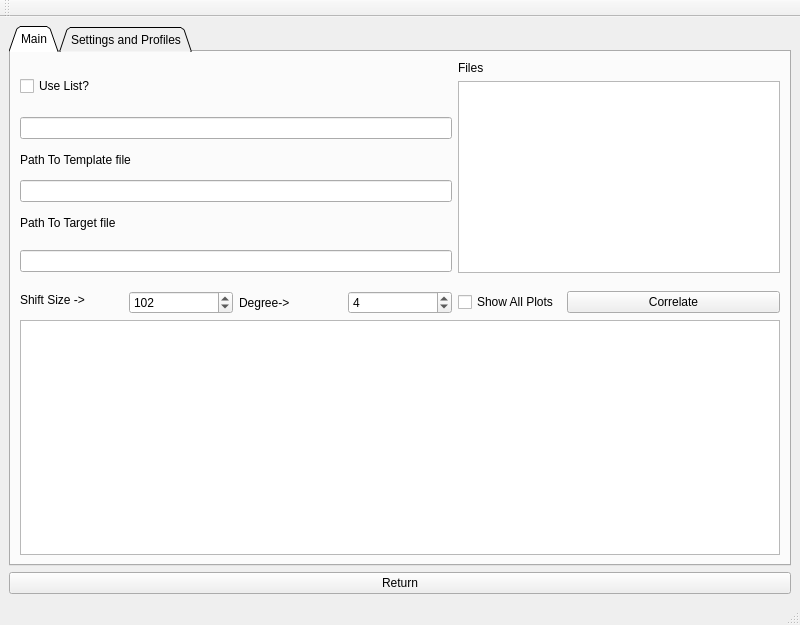
tboudreaux/PHY-2002, file Correlation2.ui: the form before one commit.
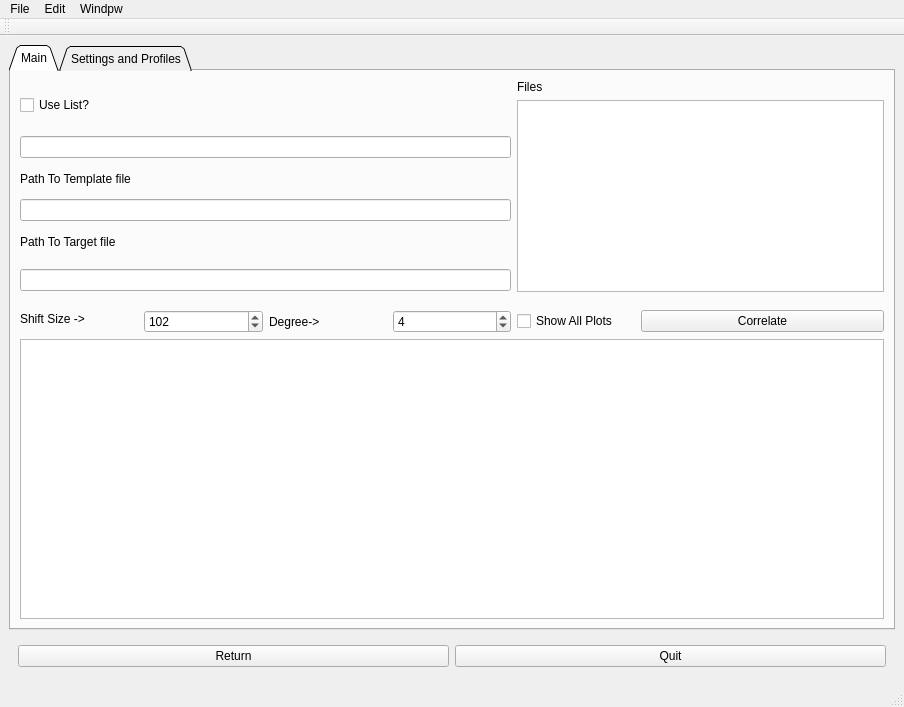
The form after the commit.

What changed in the file:
```diff
--- a/Correlation2.ui
+++ b/Correlation2.ui
@@ -6,8 +6,8 @@
    <rect>
     <x>0</x>
     <y>0</y>
-    <width>800</width>
-    <height>625</height>
+    <width>904</width>
+    <height>707</height>
    </rect>
   </property>
   <property name="windowTitle">
@@ -15,13 +15,6 @@
   </property>
   <widget class="QWidget" name="CrossCore_2">
    <layout class="QGridLayout" name="gridLayout">
-    <item row="5" column="0">
-     <widget class="QPushButton" name="return_2">
-      <property name="text">
-       <string>Return</string>
-      </property>
-     </widget>
-    </item>
     <item row="0" column="0">
      <widget class="QTabWidget" name="tabWidget">
       <property name="tabShape">
@@ -273,6 +266,26 @@
       </widget>
      </widget>
     </item>
+    <item row="1" column="0">
+     <widget class="QWidget" name="widget" native="true">
+      <layout class="QGridLayout" name="gridLayout_4">
+       <item row="0" column="0">
+        <widget class="QPushButton" name="Return">
+         <property name="text">
+          <string>Return</string>
+         </property>
+        </widget>
+       </item>
+       <item row="0" column="1">
+        <widget class="QPushButton" name="Quit">
+         <property name="text">
+          <string>Quit</string>
+         </property>
+        </widget>
+       </item>
+      </layout>
+     </widget>
+    </item>
    </layout>
   </widget>
   <widget class="QMenuBar" name="menubar">
@@ -280,10 +293,33 @@
     <rect>
      <x>0</x>
      <y>0</y>
-     <width>800</width>
-     <height>23</height>
+     <width>904</width>
+     <height>22</height>
     </rect>
    </property>
+   <widget class="QMenu" name="menuFile">
+    <property name="title">
+     <string>File</string>
+    </property>
+    <addaction name="actionQuit"/>
+    <addaction name="actionQuit_Program"/>
+   </widget>
+   <widget class="QMenu" name="menuEdit">
+    <property name="title">
+     <string>Edit</string>
+    </property>
+    <addaction name="actionPrint"/>
+    <addaction name="actionSave"/>
+   </widget>
+   <widget class="QMenu" name="menuWindpw">
+    <property name="title">
+     <string>Windpw</string>
+    </property>
+    <addaction name="actionNope"/>
+   </widget>
+   <addaction name="menuFile"/>
+   <addaction name="menuEdit"/>
+   <addaction name="menuWindpw"/>
   </widget>
   <widget class="QStatusBar" name="statusbar"/>
   <widget class="QToolBar" name="toolBar">
```
Left out of the diff: 145 changed lines with no effect on the pictures.
